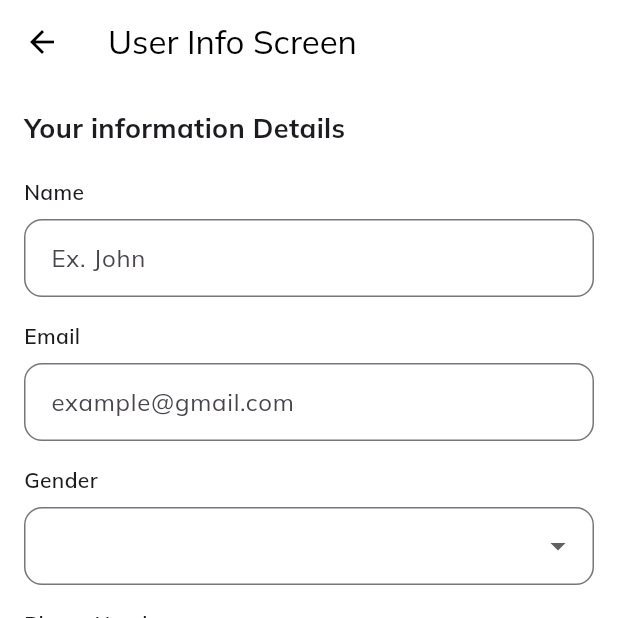
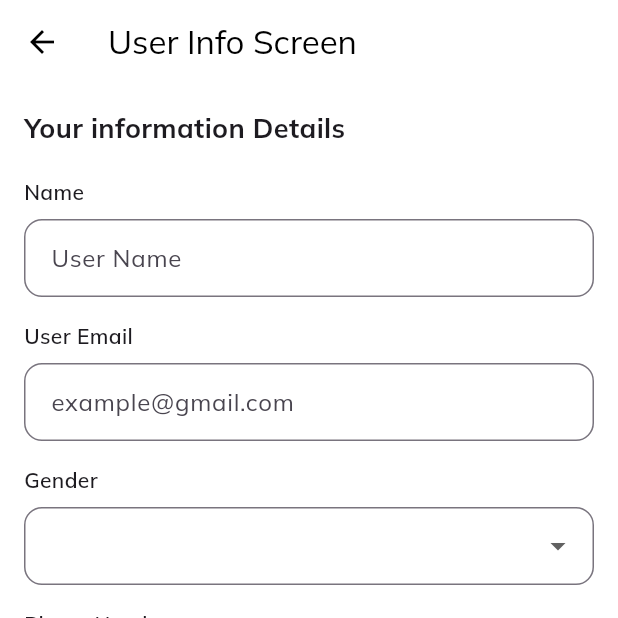
Before and after one commit to niraj248kumar/car_rental_booking_app, a Flutter app: the UserInfoScreen screen opened directly, on a phone screen of 412 x 824 dp, the top half of it. Run offline on Flutter 3.47's test engine with Material 3 defaults, Android fonts, the phone set to English and light mode, and no system bars; our stand-ins replace fluttertoast, google_fonts, shared_preferences; accounts and stored records are empty.

Commit message:
new code car booking ui update

```diff
--- a/lib/provider_service/Database_service.dart
+++ b/lib/provider_service/Database_service.dart
@@ -22,11 +22,10 @@ class ProviderPages with ChangeNotifier{
     SharedPreferences pref = await SharedPreferences.getInstance();
     bool? isRegister = pref.getBool('isLogin');
     if(isRegister != null && isRegister){
-      Navigator.push(context, MaterialPageRoute(builder: (context) => HomeScreen(),),
+      Navigator.pushReplacement(context, MaterialPageRoute(builder: (context) => HomeScreen(),),
       );
     }else{
-      Navigator.push(
-        context, MaterialPageRoute(builder: (context) => const LoginScreen(),),
+      Navigator.pushReplacement(context, MaterialPageRoute(builder: (context) => const LoginScreen(),),
 
       );
     }
--- a/lib/src/features/car/Screen/book/user_info.dart
+++ b/lib/src/features/car/Screen/book/user_info.dart
@@ -54,14 +54,14 @@ class _UserInfoScreenState extends State<UserInfoScreen> {
                   _textField(
                     controller: nameCtrl,
                     label: "Name",
-                    hint: "Ex. John",
+                    hint: "User Name",
                   ),
 
                   const SizedBox(height: 16),
 
                   _textField(
                     controller: emailCtrl,
-                    label: "Email",
+                    label: "User Email",
                     hint: "example@gmail.com",
                     keyboardType: TextInputType.emailAddress,
                   ),
```
